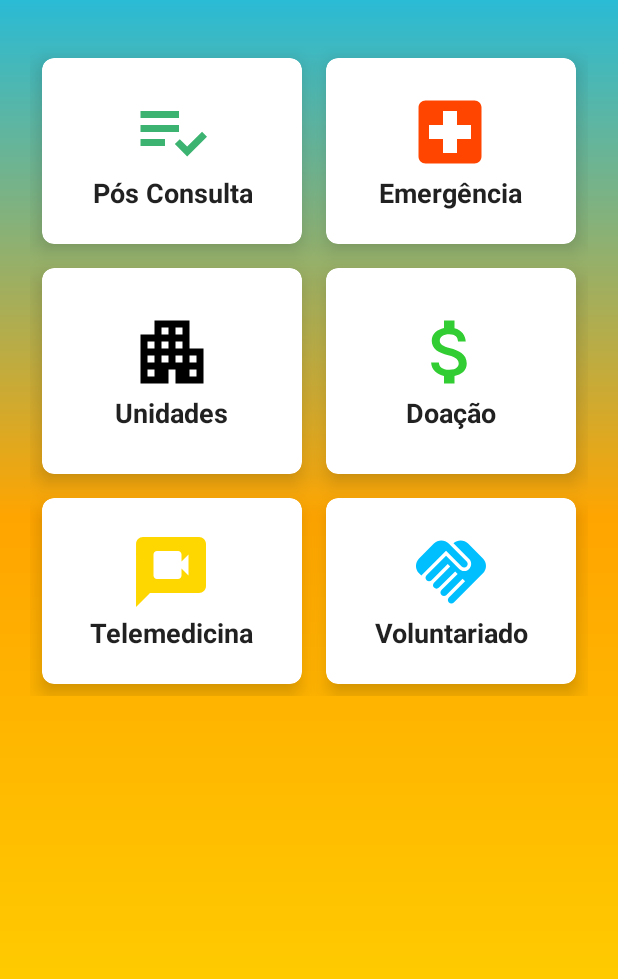
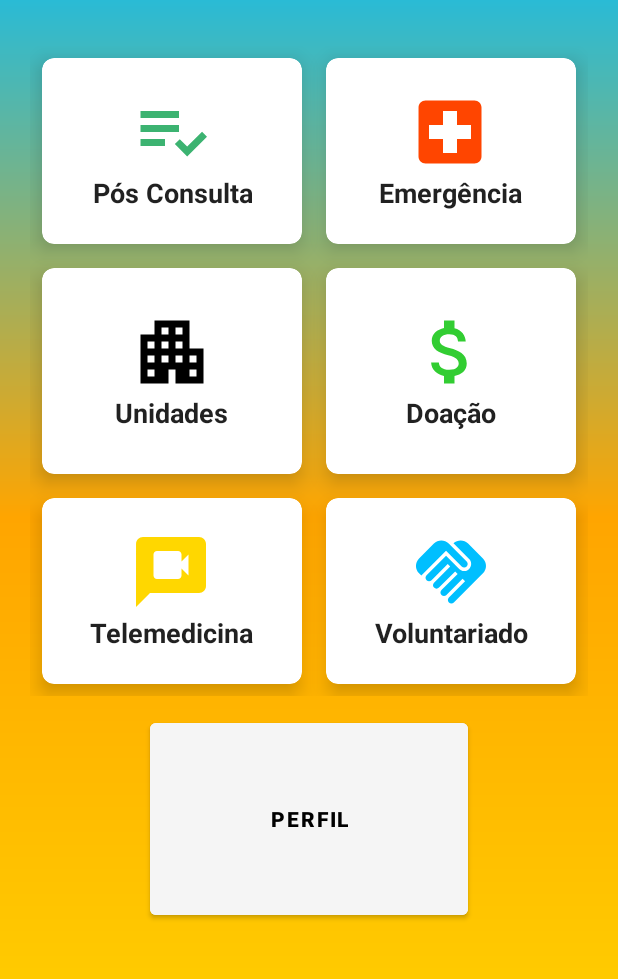
Before and after one commit to mbairo/hospital-pequeno-principe, an Android app: the layout activity_home.xml on its own in the app's theme, with its tools: preview values and no code run, on a phone screen of 412 x 824 dp, the part 101-1080 px from its top. Run offline under Robolectric (Android 15) with nearby library versions, the light colour scheme and no system bars.

Commit message:
adiciona btn perfil ao menu

```diff
--- a/app/src/main/AndroidManifest.xml
+++ b/app/src/main/AndroidManifest.xml
@@ -20,7 +20,7 @@
                 android:value="" />
         </activity>
         <activity
-            android:name=".SplashScreen"
+            android:name=".Home"
             android:exported="false">
             <meta-data
                 android:name="android.app.lib_name"
@@ -55,7 +55,7 @@
                 android:value="" />
         </activity>
         <activity
-            android:name=".Home"
+            android:name=".SplashScreen"
             android:exported="true">
             <intent-filter>
                 <action android:name="android.intent.action.MAIN" />
--- a/app/src/main/res/layout/activity_home.xml
+++ b/app/src/main/res/layout/activity_home.xml
@@ -270,16 +270,32 @@
         </androidx.cardview.widget.CardView>
     </GridLayout>
 
+    <Button
+        android:id="@+id/btn_perfil"
+        android:layout_width="wrap_content"
+        android:layout_height="wrap_content"
+        android:layout_above="@+id/view4"
+        android:layout_below="@+id/gridLayout"
+        android:layout_alignParentStart="true"
+        android:layout_alignParentEnd="true"
+        android:layout_marginStart="100dp"
+        android:layout_marginTop="12dp"
+        android:layout_marginEnd="100dp"
+        android:layout_marginBottom="3dp"
+        android:backgroundTint="@color/WhiteSmoke"
+        android:text="@string/perfil"
+        android:textColor="@color/black"
+        android:textStyle="bold"
+        />
+
     <View
         android:id="@+id/view4"
         android:layout_width="match_parent"
-        android:layout_height="205dp"
-        android:layout_below="@+id/gridLayout"
+        android:layout_height="134dp"
         android:layout_alignParentStart="true"
         android:layout_alignParentEnd="true"
         android:layout_alignParentBottom="true"
         android:layout_marginStart="0dp"
-        android:layout_marginTop="6dp"
         android:layout_marginEnd="0dp"
         android:layout_marginBottom="3dp" />
 </RelativeLayout>
--- a/app/src/main/res/values/strings.xml
+++ b/app/src/main/res/values/strings.xml
@@ -18,6 +18,7 @@
 
     <string name="home">Home</string>
     <string name="menu">Menu</string>
+    <string name="perfil">Perfil</string>
 
 
     <string name="controleMedicamentos">Controle de Medicamentos</string>
```
Also changed, not shown: app/src/main/java/com/mbairo/hospitalpequenoprincipe/FormLogin.java (+4 -4 lines), app/src/main/java/com/mbairo/hospitalpequenoprincipe/Home.java (+12 -1 lines).
